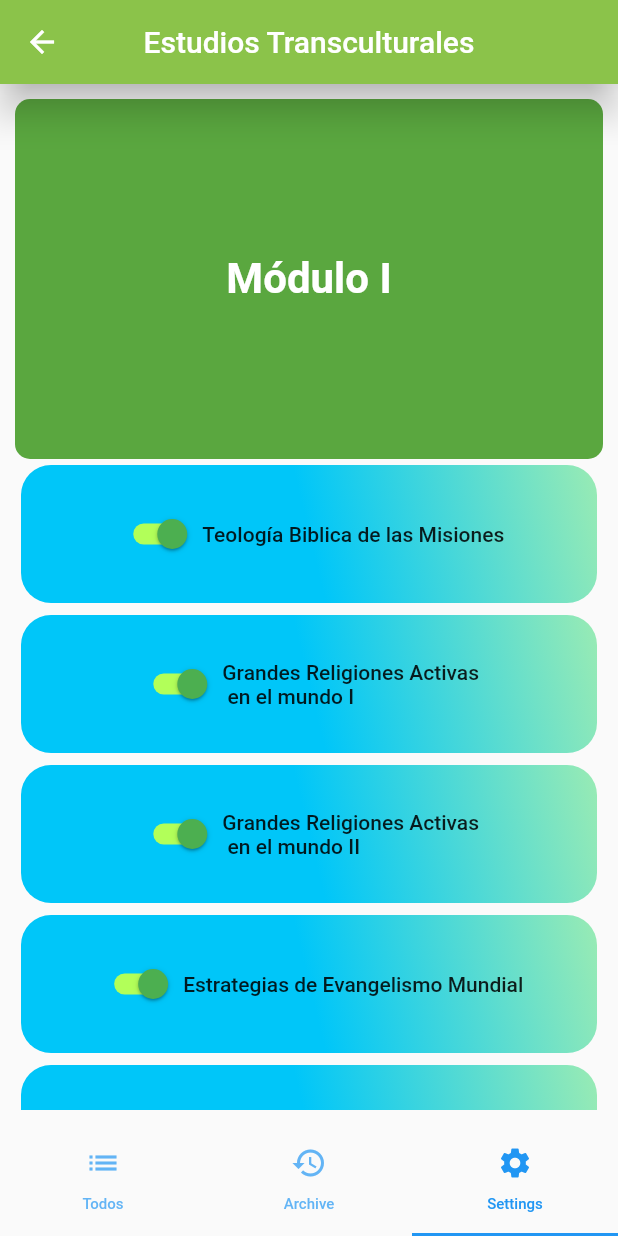
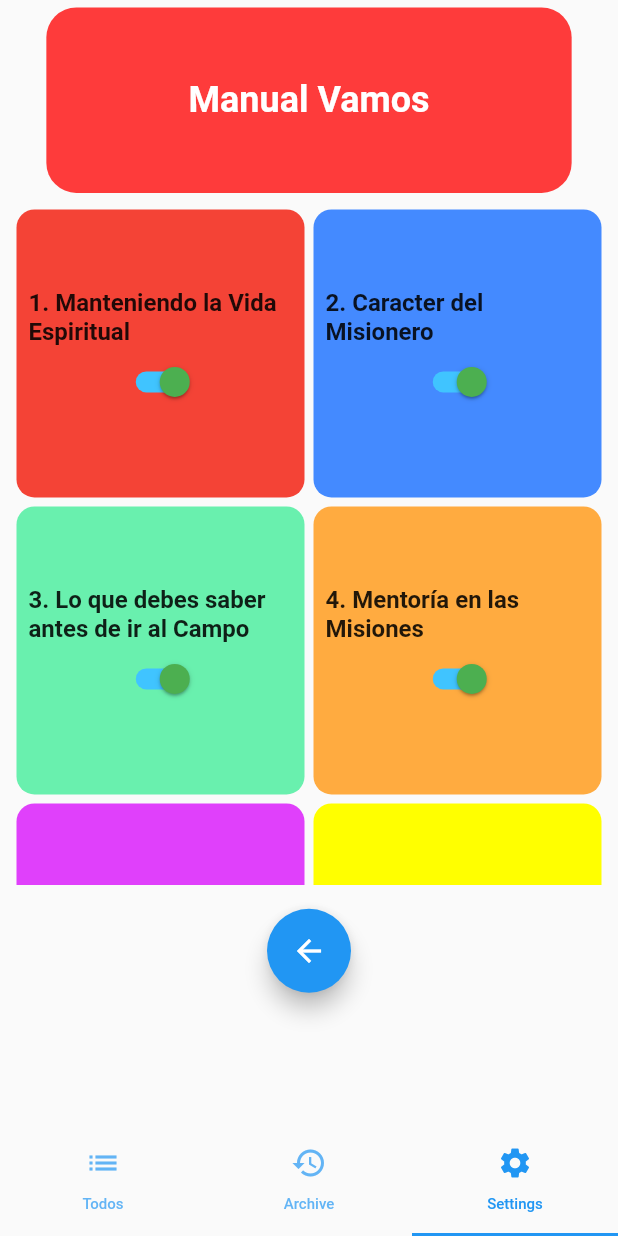
Before and after one commit to jpgotopo/firebase-authetication-login, a Flutter app: the MainTabsPage screen opened by its route, item 3 of the bottom bar chosen, on a phone screen of 412 x 824 dp. Run offline on Flutter 3.47's test engine with Material 2 defaults, Android fonts, the phone set to English and light mode, and no system bars; drawn by our look-alikes of auto_size_text; our stand-ins replace firebase_auth, flare_flutter, flutter_local_notifications, rxdart, shared_preferences; missing offline and left inert: timeline_list; accounts and stored records are empty.

Commit message:
Creando screen del Curso Vamos, se implemento paquete de Auto Size Text, falta modificar algunos textos de los ContainerOfInfo()

```diff
--- a/lib/pages/mainTabs.dart
+++ b/lib/pages/mainTabs.dart
@@ -2,6 +2,7 @@ import 'package:flutter/material.dart';
 import 'package:gpm_version_4/pages/settings.dart';
 import 'package:gpm_version_4/pages/todos.dart';
 import 'package:gpm_version_4/pages/todosArchive.dart';
+import 'package:gpm_version_4/screens/curso_vamos.dart';
 import 'package:gpm_version_4/screens/fases.dart';
 import 'package:gpm_version_4/screens/profile_ind.dart';
 import 'package:gpm_version_4/screens/timeline.dart';
@@ -19,8 +20,9 @@ class MainTabsPage extends StatelessWidget {
             children: <Widget>[
               TodosPage(),
               LineaTiempo(),
-              MyApp()
+              //MyApp()
               //PhasesGpm(),
+              CursoVamos()
             ],
 
           ),
--- /dev/null
+++ b/lib/screens/curso_vamos.dart
@@ -0,0 +1,126 @@
+import 'package:flutter/material.dart';
+import 'package:auto_size_text/auto_size_text.dart';
+
+class CursoVamos extends StatelessWidget {
+  @override
+  Widget build(BuildContext context) {
+    final media = MediaQuery.of(context).size;
+    return SafeArea(
+      child: Container(
+        height: media.height * 0.85,
+        child:Column(
+          children: <Widget>[
+            Container(
+              margin: EdgeInsets.only(top:5),
+              alignment: Alignment.center,
+              height: media.height * 0.15,
+              width: media.width * 0.85 ,
+              decoration: BoxDecoration(
+                color: Color(0xFFFE3B3B),
+                borderRadius: BorderRadius.circular(20.0)
+              ),
+              child: Text('Manual Vamos', style: TextStyle(color: Colors.white, fontSize:24, fontWeight: FontWeight.w700),),
+            ),
+            Padding(
+              padding: const EdgeInsets.all(8.0),
+              child: Container(
+                height: media.height *0.55,
+                child: CustomScrollView(
+                  slivers: <Widget>[
+                    SliverGrid.count(
+                      crossAxisCount: 2,
+                      children: <Widget>[
+                        ContainerOfInfo(info: '1. Manteniendo la Vida Espiritual', color: Colors.red[500]),
+                        ContainerOfInfo(info: '2. Caracter del Misionero', color: Colors.blueAccent),
+                        ContainerOfInfo(info: '3. Lo que debes saber antes de ir al Campo', color: Colors.greenAccent),
+                        ContainerOfInfo(info: '4. Mentoría en las Misiones', color: Colors.orangeAccent),
+                        ContainerOfInfo(info: '5. Cómo involucrar a la Iglesia en las Misiones', color: Colors.purpleAccent),
+                        ContainerOfInfo(info: '6. Levantando un Equipo de Apoyo', color: Colors.yellowAccent),
+                        ContainerOfInfo(info: '7. Comunicación Integral del Misionero', color: Colors.amberAccent),
+                        ContainerOfInfo(info: '8. Cuidado Integral del Misionero', color: Colors.cyan,),
+                        ContainerOfInfo(info: '9. Pureza Moral', color: Colors.deepPurpleAccent,),
+                        ContainerOfInfo(info: '10. Cuidado de la Salud Física', color: Colors.lightGreen,),
+                        ContainerOfInfo(info: '11. Salud Emocionall', color: Colors.yellow,),
+                        ContainerOfInfo(info: '12. Adaptación al Campo', color: Colors.teal,),
+                        //TODO Cambiar los textos
+                        ContainerOfInfo(info: '1. Manteniendo la Vida Espiritual', color: Colors.red[500]),
+                        ContainerOfInfo(info: '2. Caracter del Misionero', color: Colors.blueAccent),
+                        ContainerOfInfo(info: '3. Lo que debes saber antes de ir al Campo', color: Colors.greenAccent),
+                        ContainerOfInfo(info: '4. Mentoría en las Misiones', color: Colors.orangeAccent),
+                        ContainerOfInfo(info: '5. Cómo involucrar a la Iglesia en las Misiones', color: Colors.purpleAccent),
+                        ContainerOfInfo(info: '6. Levantando un Equipo de Apoyo', color: Colors.yellowAccent),
+                        ContainerOfInfo(info: '7. Comunicación Integral del Misionero', color: Colors.amberAccent),
+                        ContainerOfInfo(info: '8. Cuidado Integral del Misionero', color: Colors.cyan,),
+                        ContainerOfInfo(info: '9. Pureza Moral', color: Colors.deepPurpleAccent,),
+                        ContainerOfInfo(info: '10. Cuidado de la Salud Física', color: Colors.lightGreen,),
+                        ContainerOfInfo(info: '11. Salud Emocionall', color: Colors.yellow,),
+                        ContainerOfInfo(info: '12. Adaptación al Campo', color: Colors.teal,),
+
+                      ],
+                    )
+                  ],
+                ),
+              ),
+            ),
+            Padding(
+              padding: const EdgeInsets.all(8.0),
+              child: FloatingActionButton(
+                child: Icon( Icons.arrow_back ),
+                onPressed: () {
+                  Navigator.pop(context);
+                },
+              ),
+            ),
+          ],
+        )
+
+      ),
+    );
+  }
+}
+
+class ContainerOfInfo extends StatefulWidget {
+  ContainerOfInfo({Key key, this.info, this.color}) : super(key: key);
+  final String info;
+  final Color color;
+  @override
+  _ContainerOfInfoState createState() => _ContainerOfInfoState();
+}
+
+class _ContainerOfInfoState extends State<ContainerOfInfo> {
+  @override
+  Widget build(BuildContext context) {
+    bool isSwitched = true;
+    return Padding(
+      padding: const EdgeInsets.all(3.0),
+      child: Container(
+        decoration: BoxDecoration(
+          color: widget.color,
+          borderRadius: BorderRadius.circular(12)
+        ),
+        height: 150.0,
+
+        child: Padding(
+          padding: const EdgeInsets.all(8.0),
+          child: Column(
+            mainAxisAlignment: MainAxisAlignment.center,
+            children: <Widget>[
+              AutoSizeText(widget.info, style: TextStyle(fontSize: 16, fontWeight: FontWeight.bold,),),
+              Switch(
+                value: isSwitched,
+                onChanged: (value) {
+                  setState(() {
+                    isSwitched = value;
+                  });
+                },
+                activeTrackColor: Colors.lightBlueAccent,
+                activeColor: Colors.green[500],
+              ),
+
+            ],
+          ),
+        )
+      ),
+    );
+  }
+}
--- a/lib/screens/fases.dart
+++ b/lib/screens/fases.dart
@@ -31,7 +31,7 @@ class PhasesGpm extends StatelessWidget {
             mainAxisAlignment: MainAxisAlignment.start,
 
             children: <Widget>[
-              //TODO: implementar GestureDetector()
+
               BannerTitled(
                 color: Color(0xFFFE9000),
                 texto: 'Fases',
--- a/pubspec.yaml
+++ b/pubspec.yaml
@@ -24,6 +24,7 @@ dependencies:
   flutter:
     sdk: flutter
   timeline_list: ^0.0.5
+  auto_size_text: ^2.1.0
   firebase_auth:
 
   # The following adds the Cupertino Icons font to your application.
```
Also changed, not shown: pubspec.lock.
